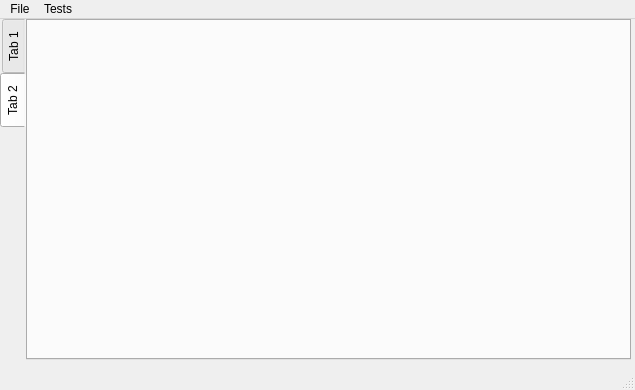
Above: mainwindow.ui from SimonCqk/Photon_Propagation_Simulation before the change. Below: the same form after it.
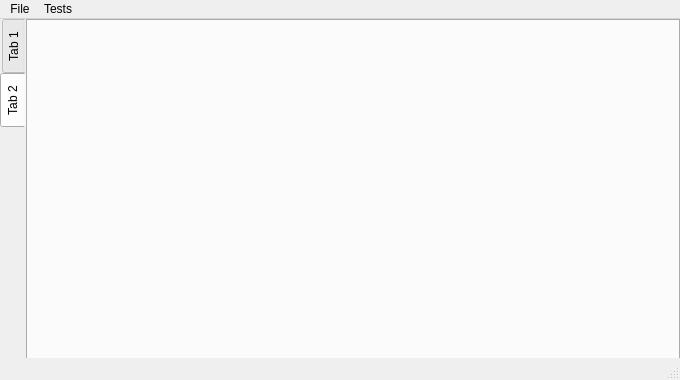
That is the form after the change. Icons and pictures are not drawn.

What changed in the file:
```diff
--- a/mainwindow.ui
+++ b/mainwindow.ui
@@ -6,8 +6,8 @@
    <rect>
     <x>0</x>
     <y>0</y>
-    <width>635</width>
-    <height>390</height>
+    <width>680</width>
+    <height>380</height>
    </rect>
   </property>
   <property name="sizePolicy">
@@ -29,8 +29,8 @@
      <rect>
       <x>0</x>
       <y>0</y>
-      <width>631</width>
-      <height>341</height>
+      <width>680</width>
+      <height>360</height>
      </rect>
     </property>
     <property name="styleSheet">
@@ -63,7 +63,7 @@
     <rect>
      <x>0</x>
      <y>0</y>
-     <width>635</width>
+     <width>680</width>
      <height>22</height>
     </rect>
    </property>
```
